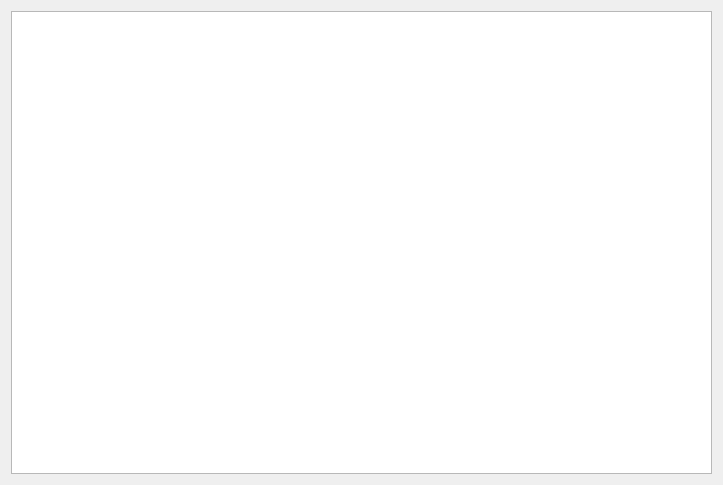
First picture: the form in src/widgets/jsonfmtwg.ui, repository SunStorm2018/media-debuger, before the edit.
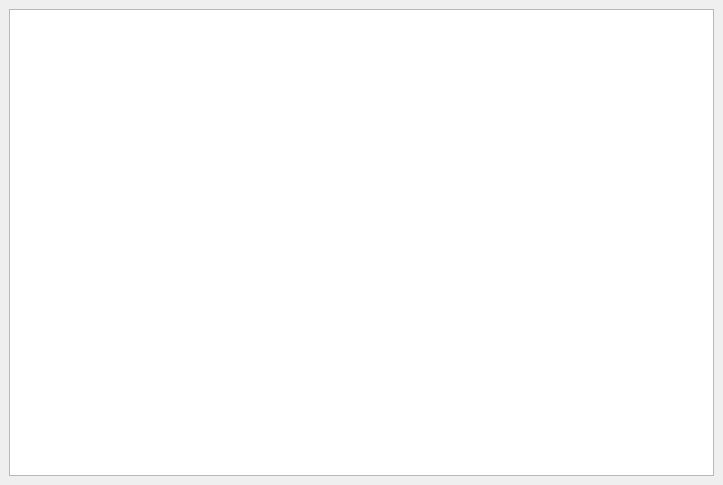
Second picture: the form after the edit. Custom widgets are drawn as their Qt base class.

What changed in the file:
```diff
--- a/src/widgets/jsonfmtwg.ui
+++ b/src/widgets/jsonfmtwg.ui
@@ -14,11 +14,45 @@
    <string>Form</string>
   </property>
   <layout class="QVBoxLayout" name="verticalLayout">
+   <property name="leftMargin">
+    <number>0</number>
+   </property>
+   <property name="topMargin">
+    <number>0</number>
+   </property>
+   <property name="rightMargin">
+    <number>0</number>
+   </property>
+   <property name="bottomMargin">
+    <number>0</number>
+   </property>
    <item>
-    <widget class="QTreeView" name="treeView"/>
+    <widget class="QStackedWidget" name="stackedWidget">
+     <widget class="QWidget" name="treeViewLayout">
+      <layout class="QVBoxLayout" name="verticalLayout_2">
+       <item>
+        <widget class="QTreeView" name="treeView"/>
+       </item>
+      </layout>
+     </widget>
+     <widget class="QWidget" name="textViewLayout">
+      <layout class="QVBoxLayout" name="verticalLayout_3">
+       <item>
+        <widget class="ZTextEditor" name="textView"/>
+       </item>
+      </layout>
+     </widget>
+    </widget>
    </item>
   </layout>
  </widget>
+ <customwidgets>
+  <customwidget>
+   <class>ZTextEditor</class>
+   <extends>QPlainTextEdit</extends>
+   <header>common/ztexteditor.h</header>
+  </customwidget>
+ </customwidgets>
  <resources/>
  <connections/>
 </ui>
```
